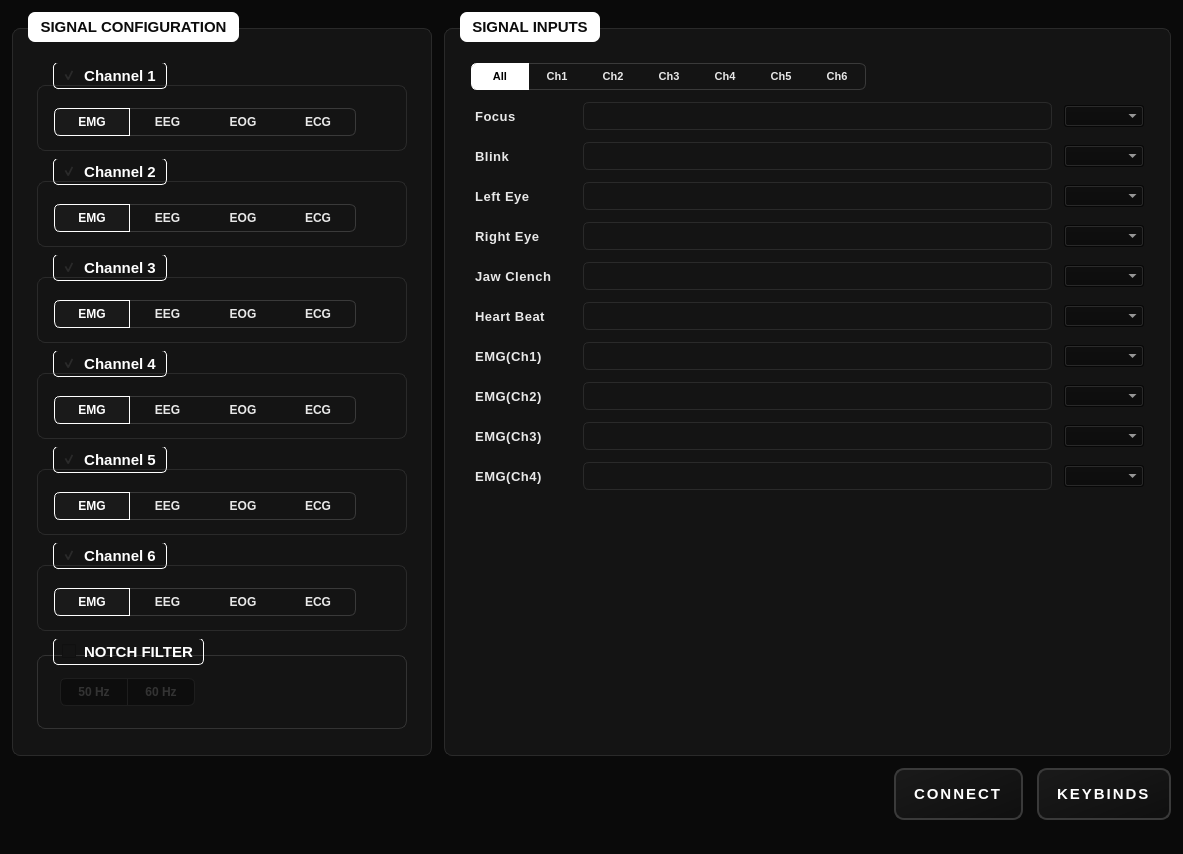
Before: the Qt Designer form NPG-Controller.ui in CIumsy/NPG-Gamepad, drawn with Qt 5.
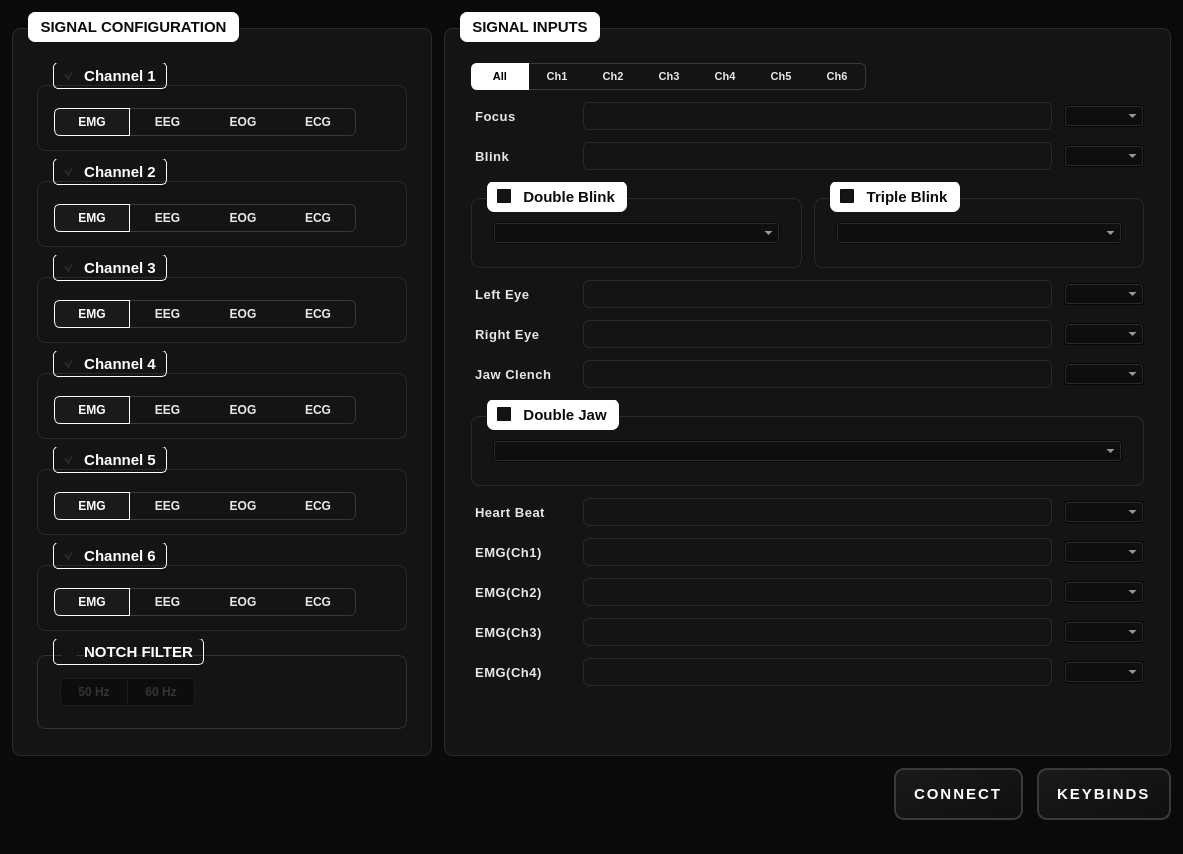
After: the same form once the commit is applied. Icons and pictures are not drawn.

Commit message: Add double blink, triple blink and double jaw clench detection

Diff of the .ui file:
```diff
--- a/NPG-Controller.ui
+++ b/NPG-Controller.ui
@@ -1217,9 +1217,52 @@
             </widget>
            </item>
           </layout>
-         </item>
-         <item>
-          <layout class="QHBoxLayout" name="hLayoutLeftEye">
+          </item>
+          <item>
+           <layout class="QHBoxLayout" name="hLayoutBlinkSub">
+            <property name="spacing">
+             <number>12</number>
+            </property>
+            <item>
+             <widget class="QGroupBox" name="grpDoubleBlink">
+              <property name="title">
+               <string> Double Blink</string>
+              </property>
+              <property name="checkable">
+               <bool>true</bool>
+              </property>
+              <property name="checked">
+               <bool>false</bool>
+              </property>
+              <layout class="QHBoxLayout" name="hLayoutDoubleBlink">
+               <item>
+                <widget class="QComboBox" name="cmbDoubleBlink"/>
+               </item>
+              </layout>
+             </widget>
+            </item>
+            <item>
+             <widget class="QGroupBox" name="grpTripleBlink">
+              <property name="title">
+               <string> Triple Blink</string>
+              </property>
+              <property name="checkable">
+               <bool>true</bool>
+              </property>
+              <property name="checked">
+               <bool>false</bool>
+              </property>
+              <layout class="QHBoxLayout" name="hLayoutTripleBlink">
+               <item>
+                <widget class="QComboBox" name="cmbTripleBlink"/>
+               </item>
+              </layout>
+             </widget>
+            </item>
+           </layout>
+          </item>
+          <item>
+           <layout class="QHBoxLayout" name="hLayoutLeftEye">
            <property name="spacing">
             <number>12</number>
            </property>
@@ -1328,9 +1371,34 @@
             </widget>
            </item>
           </layout>
-         </item>
-         <item>
-          <layout class="QHBoxLayout" name="hLayoutECG">
+          </item>
+          <item>
+           <layout class="QHBoxLayout" name="hLayoutJawSub">
+            <property name="spacing">
+             <number>12</number>
+            </property>
+            <item>
+             <widget class="QGroupBox" name="grpDoubleJawClench">
+              <property name="title">
+               <string> Double Jaw</string>
+              </property>
+              <property name="checkable">
+               <bool>true</bool>
+              </property>
+              <property name="checked">
+               <bool>false</bool>
+              </property>
+              <layout class="QHBoxLayout" name="hLayoutDoubleJawClench">
+               <item>
+                <widget class="QComboBox" name="cmbDoubleJawClench"/>
+               </item>
+              </layout>
+             </widget>
+            </item>
+           </layout>
+          </item>
+          <item>
+           <layout class="QHBoxLayout" name="hLayoutECG">
            <property name="spacing">
             <number>12</number>
            </property>
```
The commit also changes 3 other files.
